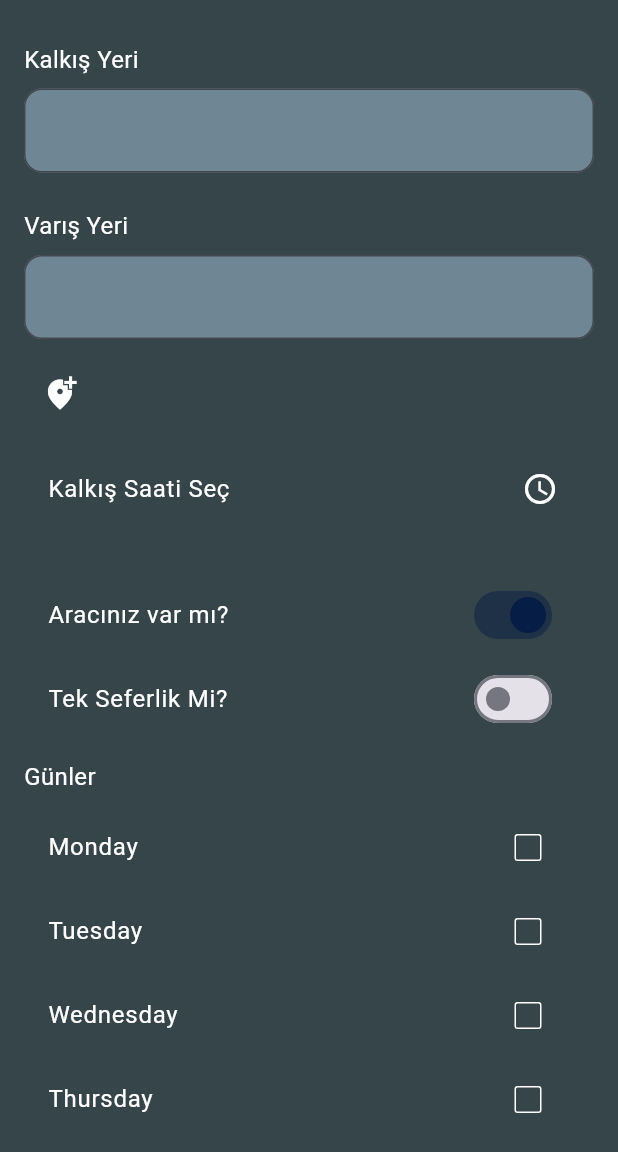
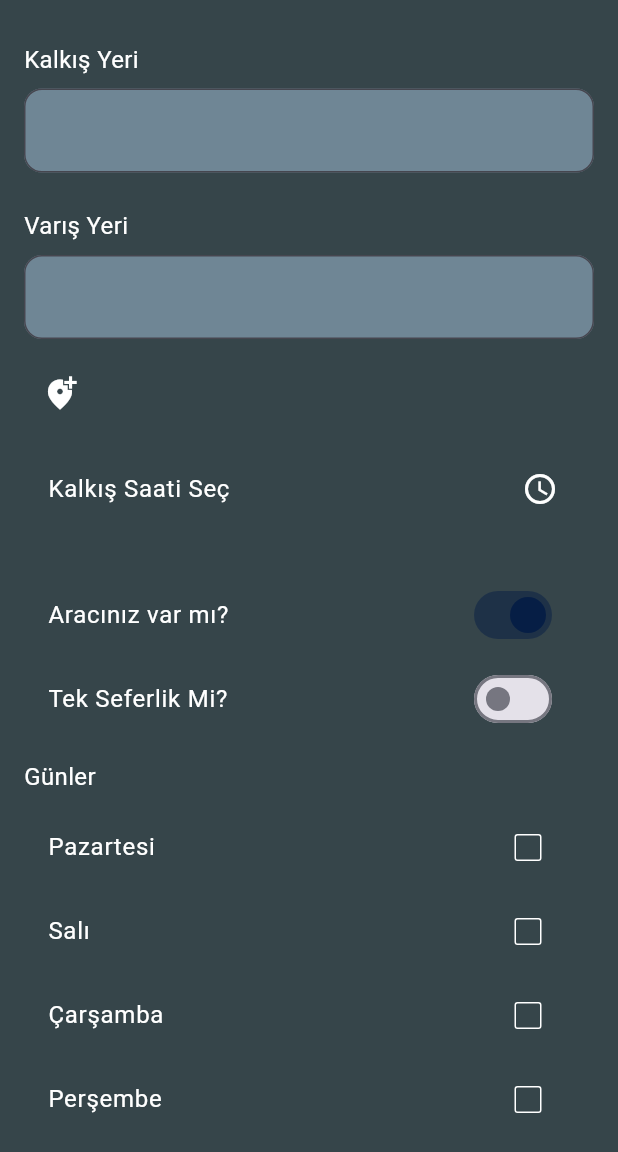
Before and after one commit to Furkan2001/CarSharingManagementSystem, a Flutter app: the CreatePostScreen screen opened by its route, after a tap on "Tek Seferlik Mi?", on a phone screen of 412 x 824 dp, the part 84-1236 px from its top. Run offline on Flutter 3.47's test engine with Material 3 defaults, Android fonts, the phone set to English and light mode, and no system bars; our stand-ins replace firebase_core, firebase_messaging, google_maps_flutter, webview_flutter; missing offline and left inert: flutter_polyline_points, signalr_netcore; accounts and stored records are empty; network calls fail.

Commit message:
oauth screen and recurring journeys done

```diff
--- a/client-side/lib/screens/chat_screen.dart
+++ b/client-side/lib/screens/chat_screen.dart
@@ -53,7 +53,6 @@ class _ChatScreenState extends State<ChatScreen> {
     }
   }
 
-  /// Load messages from local database and server
   Future<void> _loadMessages() async {
     try {
       // Fetch server messages
--- a/client-side/lib/screens/create_post_screen.dart
+++ b/client-side/lib/screens/create_post_screen.dart
@@ -33,13 +33,13 @@ class _CreatePostScreenState extends State<CreatePostScreen> {
   List<LatLng> _routePoints = []; // To store decoded route points for display
 
   final Map<String, bool> _selectedDays = {
-    "Monday": false,
-    "Tuesday": false,
-    "Wednesday": false,
-    "Thursday": false,
-    "Friday": false,
-    "Saturday": false,
-    "Sunday": false,
+    "Pazartesi": false,
+    "Salı": false,
+    "Çarşamba": false,
+    "Perşembe": false,
+    "Cuma": false,
+    "Cumartesi": false,
+    "Pazar": false,
   };
 
   @override
@@ -200,19 +200,19 @@ class _CreatePostScreenState extends State<CreatePostScreen> {
 
   int _getDayId(String dayName) {
     switch (dayName) {
-      case "Monday":
+      case "Pazartesi":
         return 1;
-      case "Tuesday":
+      case "Salı":
         return 2;
-      case "Wednesday":
+      case "Çarşamba":
         return 3;
-      case "Thursday":
+      case "Perşembe":
         return 4;
-      case "Friday":
+      case "Cuma":
         return 5;
-      case "Saturday":
+      case "Cumartesi":
         return 6;
-      case "Sunday":
+      case "Pazar":
         return 7;
       default:
         return 0;
--- a/client-side/lib/screens/edit_post_screen.dart
+++ b/client-side/lib/screens/edit_post_screen.dart
@@ -40,13 +40,13 @@ class _EditPostScreenState extends State<EditPostScreen> {
   List<LatLng> _routePoints = []; // To store decoded route points for display
 
   final Map<String, bool> _selectedDays = {
-    "Monday": false,
-    "Tuesday": false,
-    "Wednesday": false,
-    "Thursday": false,
-    "Friday": false,
-    "Saturday": false,
-    "Sunday": false,
+    "Pazartesi": false,
+    "Salı": false,
+    "Çarşamba": false,
+    "Perşembe": false,
+    "Cuma": false,
+    "Cumartesi": false,
+    "Pazar": false,
   };
 
   @override
@@ -201,19 +201,19 @@ class _EditPostScreenState extends State<EditPostScreen> {
 
   int _getDayId(String dayName) {
     switch (dayName) {
-      case "Monday":
+      case "Pazartesi":
         return 1;
-      case "Tuesday":
+      case "Salı":
         return 2;
-      case "Wednesday":
+      case "Çarşamba":
         return 3;
-      case "Thursday":
+      case "Perşembe":
         return 4;
-      case "Friday":
+      case "Cuma":
         return 5;
-      case "Saturday":
+      case "Cumartesi":
         return 6;
-      case "Sunday":
+      case "Pazar":
         return 7;
       default:
         return 0;
@@ -223,19 +223,19 @@ class _EditPostScreenState extends State<EditPostScreen> {
   String? _getDayName(int dayId) {
     switch (dayId) {
       case 1:
-        return "Monday";
+        return "Pazartesi";
       case 2:
-        return "Tuesday";
+        return "Salı";
       case 3:
-        return "Wednesday";
+        return "Çarşamba";
       case 4:
-        return "Thursday";
+        return "Perşembe";
       case 5:
-        return "Friday";
+        return "Cuma";
       case 6:
-        return "Saturday";
+        return "Cumartesi";
       case 7:
-        return "Sunday";
+        return "Pazar";
       default:
         return null;
     }
--- a/client-side/pubspec.yaml
+++ b/client-side/pubspec.yaml
@@ -42,6 +42,7 @@ dependencies:
   cupertino_icons: ^1.0.8
   firebase_core: ^2.32.0
   firebase_messaging: ^14.6.0
+  webview_flutter: ^4.0.0
 
 dev_dependencies:
   flutter_test:
```
Also changed, not shown: client-side/lib/screens/login_screen.dart (+86 -2 lines), client-side/lib/screens/messages_screen.dart (+91 -21 lines), client-side/lib/screens/vehicle_posts.dart (+12 -10 lines), client-side/lib/services/messages_service.dart (+8 -9 lines), client-side/lib/utils/journey_utils.dart (added, +82 -0 lines), client-side/pubspec.lock, 6 other files.
